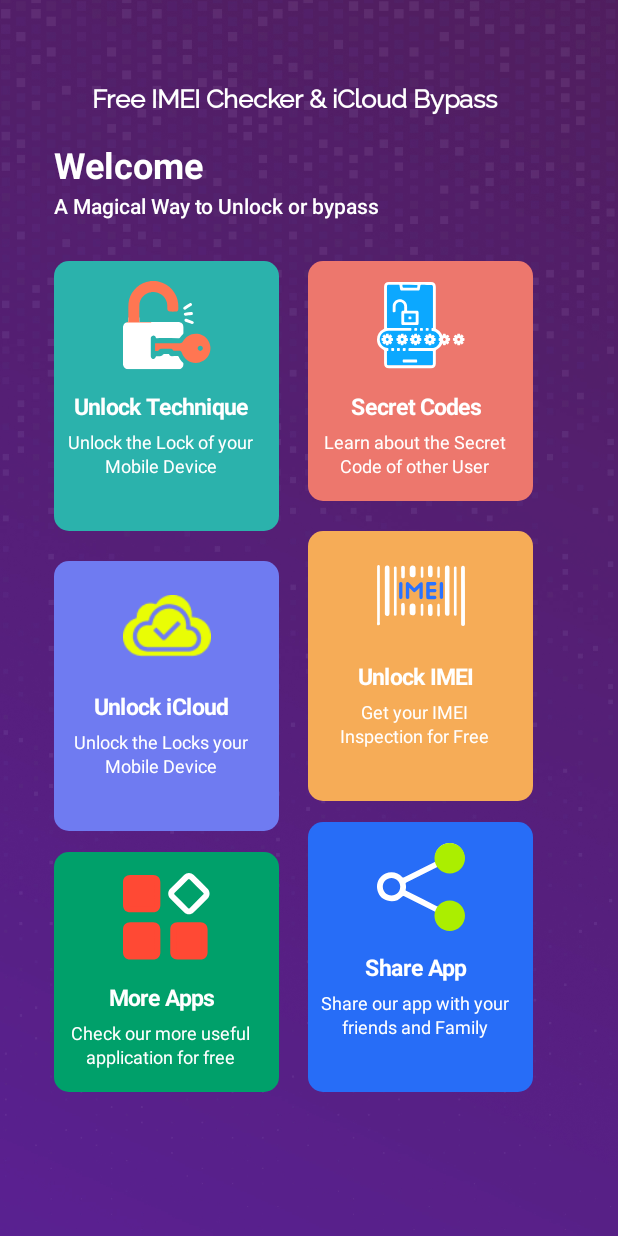
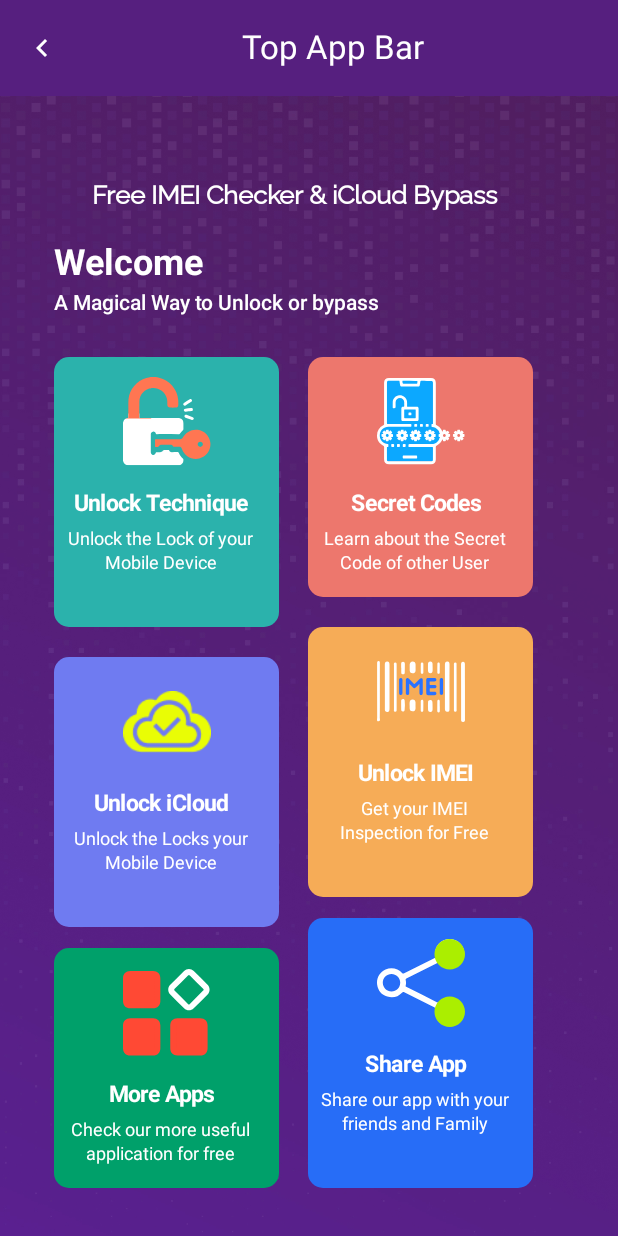
Before and after one commit to khanyousafzaideveloper/InternshipFirst, an Android app built with Jetpack Compose: the screen it shows after launch (MainActivity), on a phone screen of 412 x 824 dp. Run offline under Robolectric (Android 15) with nearby library versions, the phone set to English and light mode, and no system bars.

Commit message:
all-screen, with font, with top app bar

```diff
--- a/app/build.gradle.kts
+++ b/app/build.gradle.kts
@@ -60,6 +60,7 @@ dependencies {
     implementation(libs.ui.graphics)
     implementation(libs.ui.tooling.preview)
     implementation(libs.material3)
+
     testImplementation(libs.junit)
     androidTestImplementation(libs.androidx.test.ext.junit)
     androidTestImplementation(libs.espresso.core)
--- a/app/src/main/java/com/example/internship_21_5_24/MainActivity.kt
+++ b/app/src/main/java/com/example/internship_21_5_24/MainActivity.kt
@@ -1,20 +1,38 @@
 package com.example.internship_21_5_24
 
+import android.annotation.SuppressLint
 import android.os.Bundle
 import androidx.activity.ComponentActivity
 import androidx.activity.compose.setContent
 import androidx.compose.foundation.Image
 import androidx.compose.foundation.layout.Box
 import androidx.compose.foundation.layout.fillMaxSize
+import androidx.compose.foundation.layout.fillMaxWidth
+import androidx.compose.foundation.layout.height
+import androidx.compose.foundation.layout.padding
+import androidx.compose.foundation.layout.size
+import androidx.compose.foundation.layout.width
+import androidx.compose.material.icons.Icons
+import androidx.compose.material.icons.filled.ArrowBack
+import androidx.compose.material.icons.filled.KeyboardArrowLeft
+import androidx.compose.material3.ExperimentalMaterial3Api
+import androidx.compose.material3.Icon
+import androidx.compose.material3.IconButton
 import androidx.compose.material3.MaterialTheme
+import androidx.compose.material3.Scaffold
 import androidx.compose.material3.Surface
 import androidx.compose.material3.Text
+import androidx.compose.material3.TopAppBar
+import androidx.compose.material3.TopAppBarDefaults
 import androidx.compose.runtime.Composable
 import androidx.compose.ui.Modifier
+import androidx.compose.ui.graphics.Color
 import androidx.compose.ui.layout.ContentScale
 import androidx.compose.ui.res.painterResource
 import androidx.compose.ui.semantics.Role.Companion.Image
+import androidx.compose.ui.text.style.TextAlign
 import androidx.compose.ui.tooling.preview.Preview
+import androidx.compose.ui.unit.dp
 import com.example.internship_21_5_24.ui.theme.Internship21524Theme
 
 class MainActivity : ComponentActivity() {
@@ -28,20 +46,63 @@ class MainActivity : ComponentActivity() {
                     color = MaterialTheme.colorScheme.background
                 ) {
 
-                    BackgroundImage()
-                    HomeScreen()
-                  //  UnlockTechListScreen(cards = UnlockTechDataList)
-                 //   UnlockBySoftware(cards = UnlockBySoftwareList)
-                 //   SimUnlockScreen(cards = SimUnlockList)
-                 //   SimUnlockScreen(cards = SimUnlockList)
-                  //  SimUnlockForm()
-                  //  SecretCodeListScreen(secretCodes = secretCodesList)
+                MyApp()
                 }
             }
         }
     }
 }
 
+
+@Preview
+@SuppressLint("UnusedMaterial3ScaffoldPaddingParameter")
+@OptIn(ExperimentalMaterial3Api::class)
+@Composable
+fun MyApp(){
+    Scaffold(
+        topBar = {
+            TopAppBar(
+                colors = TopAppBarDefaults.smallTopAppBarColors(
+                    containerColor = Color(0xFF561F7F),
+                    titleContentColor = Color(0xFFFFFFFF),
+                ),
+                title = {
+                    Text(
+                        "Top App Bar",
+                        modifier = Modifier.fillMaxWidth() .padding(end=16.dp),
+                        textAlign = TextAlign.Center
+                    )
+                },
+                navigationIcon = {
+                    IconButton(onClick = { /* do something */ }) {
+                        Icon(
+                            imageVector = Icons.Filled.KeyboardArrowLeft,
+                            contentDescription = "Localized description",
+                            tint = Color(0xFFFFFFFF),
+                        )
+                    }
+                },
+                )
+        },
+    ) {
+            innerPadding ->
+        Box(modifier = Modifier.padding(innerPadding)) {
+            BackgroundImage()
+             HomeScreen()
+            //UnlockTechListScreen(cards = UnlockTechDataList)
+            //  UnlockBySoftware(cards = UnlockBySoftwareList)
+            //  SimUnlockScreen(cards = SimUnlockList)
+            //  SimUnlockForm()
+            //  SecretCodeListScreen(secretCodes = secretCodesList)
+        }
+    }
+
+
+
+
+
+
+}
 @Composable
 fun BackgroundImage(){
     Box(modifier = Modifier.fillMaxSize() ) {
--- a/app/src/main/java/com/example/internship_21_5_24/SimUnlockForm.kt
+++ b/app/src/main/java/com/example/internship_21_5_24/SimUnlockForm.kt
@@ -44,7 +44,7 @@ fun SimUnlockForm() {
             Text(
                 text = "IMEI Inspection",
                 modifier = Modifier
-                    .padding(top = 95.dp)
+                    .padding(top = 16.dp)
                     .width(116.dp),
                 style = TextStyle(
                     fontSize = 16.sp,
```
Also changed, not shown: app/src/main/java/com/example/internship_21_5_24/UnlockTecniquesScreen.kt (+16 -3 lines), app/src/main/res/drawable/vector.xml (added, +9 -0 lines), app/src/main/res/font/raleway_bold.ttf (added), app/src/main/res/font/roboto_regular.ttf (added).
